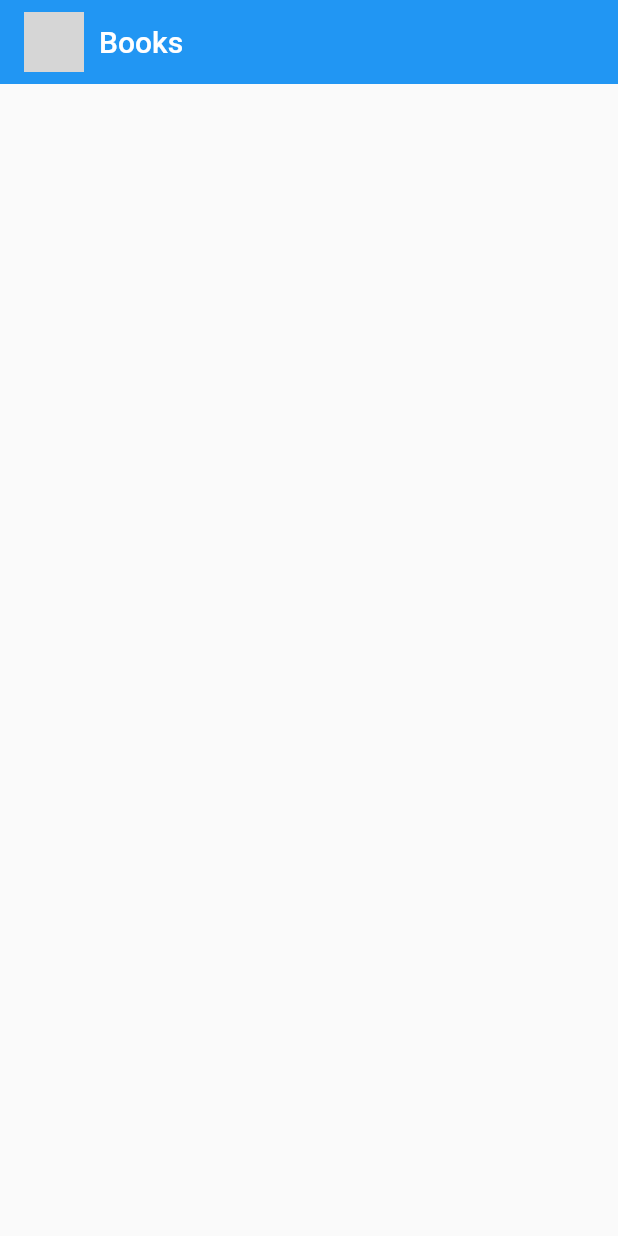
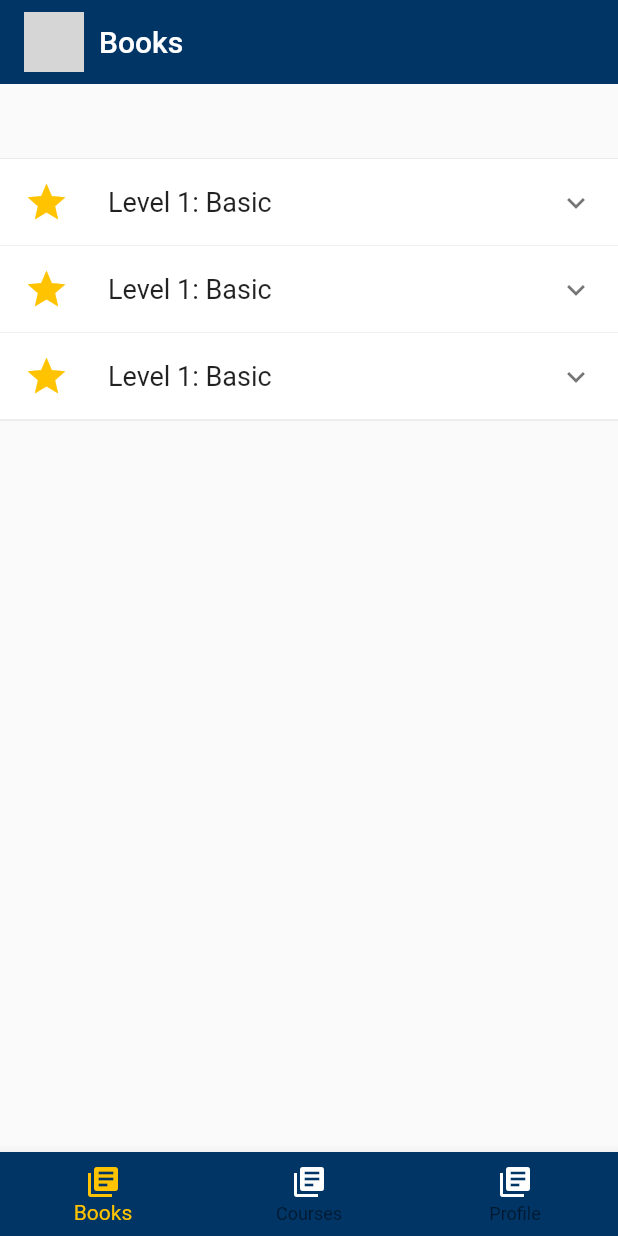
Before and after one commit to rozuke/eie-mobile-app, a Flutter app: the screen it shows after launch, on a phone screen of 412 x 824 dp. Run offline on Flutter 3.47's test engine with Material 2 defaults, Android fonts, the light colour scheme and no system bars; grey boxes are pictures that could not be loaded.

Commit message:
Home interface finished

```diff
--- a/lib/main.dart
+++ b/lib/main.dart
@@ -11,6 +11,7 @@ class MyApp extends StatelessWidget {
     return MaterialApp(
       debugShowCheckedModeBanner: false,
       initialRoute: HomeScreen.nameRoute,
+      themeMode: ThemeMode.light,
       routes: {
         HomeScreen.nameRoute: ( _ ) => const HomeScreen(),
       },
--- a/lib/src/screens/home_screen.dart
+++ b/lib/src/screens/home_screen.dart
@@ -1,30 +1,37 @@
+import 'package:eie_mobile_app/src/widgets/custom_nav_bar.dart';
 import 'package:flutter/material.dart';
+import 'package:eie_mobile_app/src/widgets/widgets.dart';
 
-class HomeScreen extends StatelessWidget {
+
+
+class HomeScreen extends StatefulWidget {
    static String nameRoute = 'home';
   const HomeScreen({Key? key}) : super(key: key);
 
   @override
+  State<HomeScreen> createState() => _HomeScreenState();
+}
+
+class _HomeScreenState extends State<HomeScreen> {
+  @override
   Widget build(BuildContext context) {
     return Scaffold(
-      appBar: AppBar(
-        title: Row(
+      appBar: const CustomAppBar(),
+      body: SingleChildScrollView(
+        child: Column(
           children: [
-            Container(
-              margin: const EdgeInsets.only(right: 10),
-              width: 40,
-              height: 40,
-              child: Image.asset('assets/logos/eie-logo.png'),
-            ),
-            const Text('Books')
-
+          const SizedBox(height: 50,),
+          const Divider(height: 0,),
+          _LevelBook(),
+          const Divider(height: 0,),
+          _LevelBook(),
+          const Divider(height: 0,),
+          _LevelBook(),
+          const Divider(height: 0,),
           ],
         ),
-        elevation: 0,
       ),
-      body: const Center(
-        // child: _ListViewBooks(),
-      )
+      bottomNavigationBar: CustomNavigationBar(),
     );
   }
 }
@@ -36,26 +43,54 @@ class _ListViewBooks extends StatelessWidget {
 
   @override
   Widget build(BuildContext context) {
-    const lessons = ['The classroom', 'Bob\'s a barber', 'Is he teacher?', 'Today is Thursday'];
-    return ListView(
+    const List<Book> books = [
+      Book(name: 'Book 1', lessons: ['The classroom', 'Bob\'s a barber', 'Is he a teacher?','Today is Thursday'], icon: Icons.looks_one_rounded),
+      Book(name: 'Book 2', lessons: ['Lesson 1', 'Lesson 2', 'Lesson 3','Lesson 4'], icon: Icons.looks_two_rounded),
+      Book(name: 'Book 3', lessons: ['Lesson 1', 'Lesson 2', 'Lesson 3','Lesson 4'], icon: Icons.looks_3_rounded),
+      Book(name: 'Book 4', lessons: ['Lesson 1', 'Lesson 2', 'Lesson 3','Lesson 4'], icon: Icons.looks_4_rounded),
+      Book(name: 'Book 5', lessons: ['Lesson 1', 'Lesson 2', 'Lesson 3','Lesson 4'], icon: Icons.looks_5_rounded),
+      Book(name: 'Book 6', lessons: ['Lesson 1', 'Lesson 2', 'Lesson 3','Lesson 4'], icon: Icons.looks_6_rounded)
+    ];
 
+    return ListView.builder(
+      shrinkWrap: true,
+      physics: const NeverScrollableScrollPhysics(),
+      scrollDirection: Axis.vertical,
+      itemCount: books.length,
+      itemBuilder: (BuildContext context, int index) {
+        final book = books[index];
+        return ListTile(
+          leading: Icon(book.icon, size: 50, color: Color(0xffA08E27),),
+            title: Text(book.name),
+            subtitle: Text(book.lessons.join(', ')),
+            trailing: const Icon(Icons.arrow_forward_ios_rounded, color: Color(0xff40594D),)
+        );
+      },
     );
   }
 }
 
+class Book {
+  final String name;
+  final List<String> lessons;
+  final IconData icon;
 
+  const Book({
+    required this.name,
+    required this.lessons,
+    required this.icon,
+  });
+}
 
 class Item {
 
   Item({
     required this.id,
     required this.expandedValue,
-    required this.headerValue
   });
 
   int id;
   String expandedValue;
-  String headerValue;
 }
 
 List<Item> generateItems(int numberOfItems) {
@@ -63,56 +98,21 @@ List<Item> generateItems(int numberOfItems) {
     return Item(
       id: index,
       expandedValue: 'Book $index',
-      headerValue: 'Header $index'
     );
   });
 }
 
-class Listview1Screen extends StatelessWidget {
-  final options = const [
-    'Megaman',
-    'Metal Gear',
-    'Super Smash',
-    'Final Fantasy'
-  ];
-  const Listview1Screen({Key? key}) : super(key: key);
 
-  @override
-  Widget build(BuildContext context) {
-    return Scaffold(
-      appBar: AppBar(
-        title: const Text("Listview Tipo 1"),
-      ),
-      body: ListView(
-        children: [
-//iteracion
-          ...options
-              .map((game) => ListTile(
-                    title: Text(game),
-                    trailing: const Icon(Icons.arrow_forward_ios_outlined),
-                  ))
-              .toList()
-        ],
-      ),
-    );
-  }
+Widget _LevelBook() {
+  List<Item> _data = generateItems(1);
+  return const ExpansionTile(
+    collapsedBackgroundColor: Colors.white,
+    backgroundColor: Colors.white,
+    leading: Icon(Icons.star_outlined, color: Color(0xffFFC300), size: 30 ),
+    title: Text('Level 1: Basic', style: TextStyle(fontSize: 18),),
+    children: [
+     _ListViewBooks()
+    ],
+  );
+
 }
-
-class _LevelBook extends StatelessWidget {
-  const _LevelBook({
-    Key? key,
-  }) : super(key: key);
-
-  @override
-  Widget build(BuildContext context) {
-    MediaQueryData queryData;
-    queryData = MediaQuery.of(context);
-    return Container(
-      width: queryData.size.width * 0.9,
-      height: 100,
-      color: Colors.red,
-
-
-    );
-  }
-}
--- /dev/null
+++ b/lib/src/widgets/custom_app_bar.dart
@@ -0,0 +1,27 @@
+import 'package:flutter/material.dart';
+class CustomAppBar extends StatelessWidget
+  implements PreferredSizeWidget {
+  const CustomAppBar({Key? key}) : super(key: key);
+
+  @override
+  Size get preferredSize => Size.fromHeight(kToolbarHeight);
+
+  @override
+  Widget build(BuildContext context) {
+    return AppBar(
+        title: Row(
+          children: [
+            Container(
+              margin: const EdgeInsets.only(right: 10),
+              width: 40,
+              height: 40,
+              child: Image.asset('assets/logos/eie-logo.png'),
+            ),
+            const Text('Books')
+          ],
+        ),
+        elevation: 0,
+        backgroundColor: Color(0xFF003566),
+    );
+  }
+}
--- /dev/null
+++ b/lib/src/widgets/custom_nav_bar.dart
@@ -0,0 +1,18 @@
+import 'package:flutter/material.dart';
+
+class CustomNavigationBar extends StatelessWidget {
+  const CustomNavigationBar({Key? key}) : super(key: key);
+
+  @override
+  Widget build(BuildContext context) {
+    return BottomNavigationBar(items: const [
+        BottomNavigationBarItem(icon: Icon(Icons.library_books ), label: 'Books'),
+        BottomNavigationBarItem(icon: Icon(Icons.library_books, color: Colors.white),label: 'Courses'),
+        BottomNavigationBarItem(icon: Icon(Icons.library_books, color: Colors.white), label: 'Profile'),
+      ],
+      // backgroundColor: Colors.white
+      currentIndex: 0,
+      backgroundColor: const Color(0xFF003566),
+      selectedItemColor: const Color(0xffFFC300));
+  }
+}
--- /dev/null
+++ b/lib/src/widgets/widgets.dart
@@ -0,0 +1 @@
+export 'package:eie_mobile_app/src/widgets/custom_app_bar.dart';
```
Also changed, not shown: lib/src/widgets/list_item_book.dart (deleted, +0 -26 lines), lib/src/screens/exercise_type_h1.dart (added).
